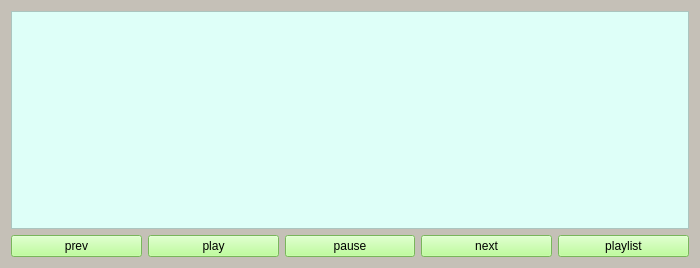
Old version of the form music_streamer.ui in the repository gurpartap007/qtmop.
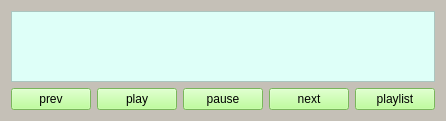
New version of the form.

```diff
--- a/music_streamer.ui
+++ b/music_streamer.ui
@@ -6,8 +6,8 @@
    <rect>
     <x>0</x>
     <y>0</y>
-    <width>700</width>
-    <height>268</height>
+    <width>446</width>
+    <height>121</height>
    </rect>
   </property>
   <property name="windowTitle">
```
